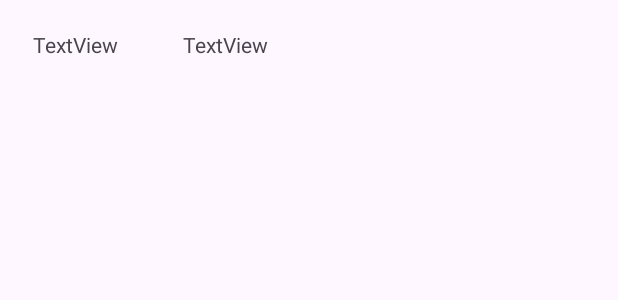
After one commit to ElisabethHassan/PokeWatchlist, an Android app: the layout listview_layout.xml on its own in the app's theme, with its tools: preview values and no code run, on a phone screen of 412 x 824 dp. The commit adds this screen. Shown: the top 300 px of the screen. Run offline under Robolectric (Android 15) with nearby library versions, the phone set to English and light mode, and no system bars; network calls fail.

Commit message:
update listview

```diff
--- /dev/null
+++ b/app/src/main/res/layout/listview_layout.xml
@@ -0,0 +1,33 @@
+<?xml version="1.0" encoding="utf-8"?>
+<LinearLayout xmlns:android="http://schemas.android.com/apk/res/android"
+    xmlns:tools="http://schemas.android.com/tools"
+    android:layout_width="match_parent"
+    android:weightSum="100"
+    android:layout_height="match_parent">
+<!--    <LinearLayout-->
+<!--        android:orientation="horizontal"-->
+<!--        android:layout_width="match_parent"-->
+<!--        android:layout_height="match_parent">-->
+
+        <TextView
+            android:id="@+id/textView"
+            android:gravity="center"
+            android:layout_width="100dp"
+            android:layout_height="60dp"
+            android:text="TextView"
+            tools:layout_editor_absoluteX="74dp"
+            tools:layout_editor_absoluteY="131dp" />
+
+        <TextView
+            android:id="@+id/textView2"
+            android:gravity="center"
+            android:layout_width="100dp"
+            android:layout_height="60dp"
+            android:text="TextView"
+            tools:layout_editor_absoluteX="74dp"
+            tools:layout_editor_absoluteY="131dp" />
+
+<!--    </LinearLayout>-->
+
+
+</LinearLayout>
--- a/app/src/main/res/values/strings.xml
+++ b/app/src/main/res/values/strings.xml
@@ -11,4 +11,5 @@
     <string name="filler">100</string>
     <string name="move">Move</string>
     <string name="ability">Ability</string>
+    <string name="clear">Clear</string>
 </resources>
```
Also changed, not shown: app/src/main/java/com/example/pokewatchlist/MainActivity.java (+36 -13 lines), app/src/main/java/com/example/pokewatchlist/PokeAdapater.java (added, +50 -0 lines), app/src/main/java/com/example/pokewatchlist/Pokemon.java (+5 -27 lines), app/src/main/res/layout/activity_main.xml (+12 -0 lines).
